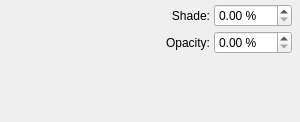
Before: the Qt Designer form scribus/ui/colorpicker/colorpicker_color.ui in scribusproject/scribus, drawn with Qt 5.
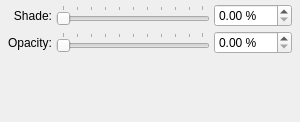
After: the same form once the commit is applied. Custom widgets are drawn as their Qt base class.

Commit message: #17522: New Color Slider widget

Patch:
```diff
--- a/scribus/ui/colorpicker/colorpicker_color.ui
+++ b/scribus/ui/colorpicker/colorpicker_color.ui
@@ -59,26 +59,6 @@
        </property>
       </widget>
      </item>
-     <item row="1" column="1">
-      <widget class="QLabel" name="labelAlpha">
-       <property name="text">
-        <string>Opacity:</string>
-       </property>
-       <property name="alignment">
-        <set>Qt::AlignRight|Qt::AlignTrailing|Qt::AlignVCenter</set>
-       </property>
-      </widget>
-     </item>
-     <item row="0" column="1">
-      <widget class="QLabel" name="labelShade">
-       <property name="text">
-        <string>Shade:</string>
-       </property>
-       <property name="alignment">
-        <set>Qt::AlignRight|Qt::AlignTrailing|Qt::AlignVCenter</set>
-       </property>
-      </widget>
-     </item>
      <item row="0" column="2">
       <widget class="ScrSpinBox" name="numberShade">
        <property name="suffix">
@@ -92,18 +72,45 @@
        </property>
       </widget>
      </item>
+     <item row="0" column="0">
+      <widget class="QLabel" name="labelShade">
+       <property name="text">
+        <string>Shade:</string>
+       </property>
+       <property name="alignment">
+        <set>Qt::AlignmentFlag::AlignRight|Qt::AlignmentFlag::AlignTrailing|Qt::AlignmentFlag::AlignVCenter</set>
+       </property>
+      </widget>
+     </item>
+     <item row="0" column="1">
+      <widget class="ColorSlider" name="sliderShade">
+       <property name="orientation">
+        <enum>Qt::Orientation::Horizontal</enum>
+       </property>
+       <property name="tickPosition">
+        <enum>QSlider::TickPosition::TicksAbove</enum>
+       </property>
+      </widget>
+     </item>
      <item row="1" column="0">
-      <spacer name="horizontalSpacer">
+      <widget class="QLabel" name="labelAlpha">
+       <property name="text">
+        <string>Opacity:</string>
+       </property>
+       <property name="alignment">
+        <set>Qt::AlignmentFlag::AlignRight|Qt::AlignmentFlag::AlignTrailing|Qt::AlignmentFlag::AlignVCenter</set>
+       </property>
+      </widget>
+     </item>
+     <item row="1" column="1">
+      <widget class="ColorSlider" name="sliderAlpha">
        <property name="orientation">
-        <enum>Qt::Horizontal</enum>
+        <enum>Qt::Orientation::Horizontal</enum>
        </property>
-       <property name="sizeHint" stdset="0">
-        <size>
-         <width>0</width>
-         <height>0</height>
-        </size>
+       <property name="tickPosition">
+        <enum>QSlider::TickPosition::TicksAbove</enum>
        </property>
-      </spacer>
+      </widget>
      </item>
     </layout>
    </item>
@@ -136,6 +143,11 @@
    <header>ui/colorpicker/colorpicker_color_swatches.h</header>
    <container>1</container>
   </customwidget>
+  <customwidget>
+   <class>ColorSlider</class>
+   <extends>QSlider</extends>
+   <header>ui/widgets/color_slider.h</header>
+  </customwidget>
  </customwidgets>
  <tabstops>
   <tabstop>numberShade</tabstop>
```
The commit also changes 9 other files.
